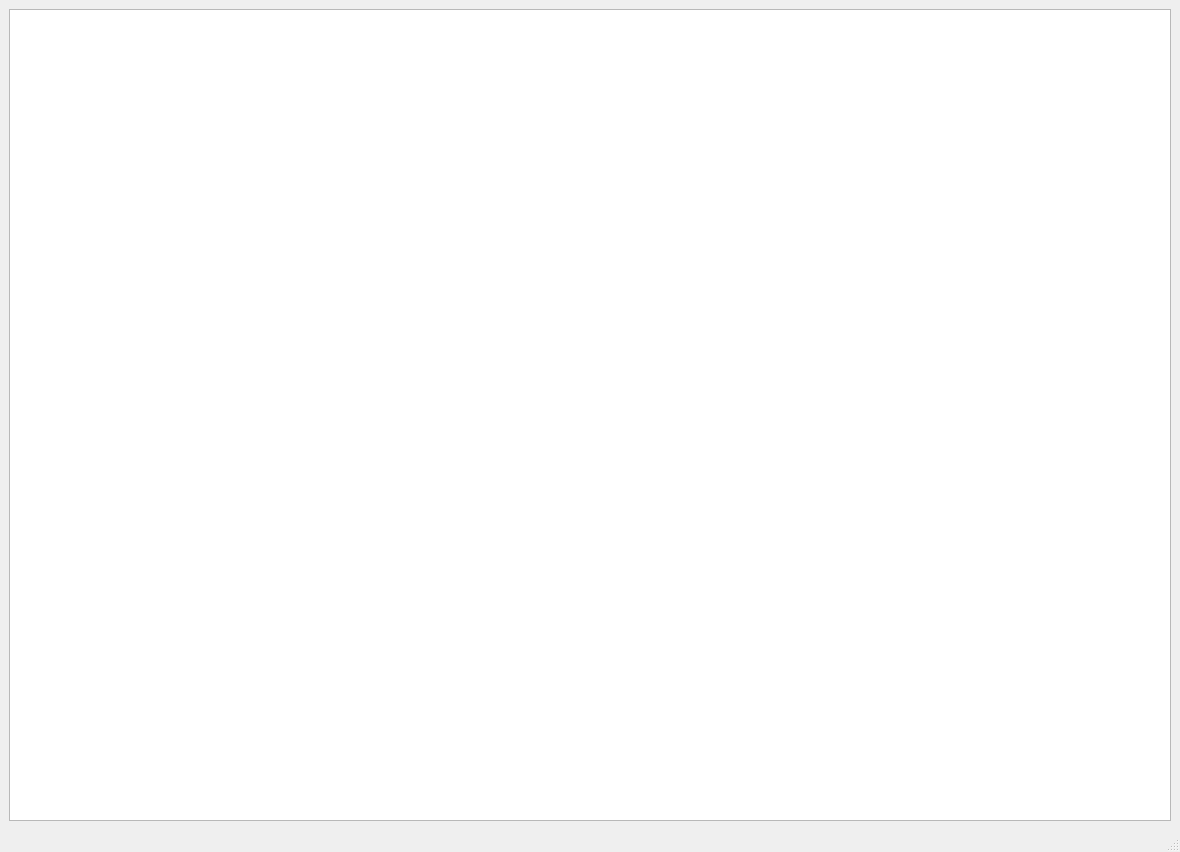
First picture: the form in mainwindow.ui, repository break11/AutoStorage, before the edit.
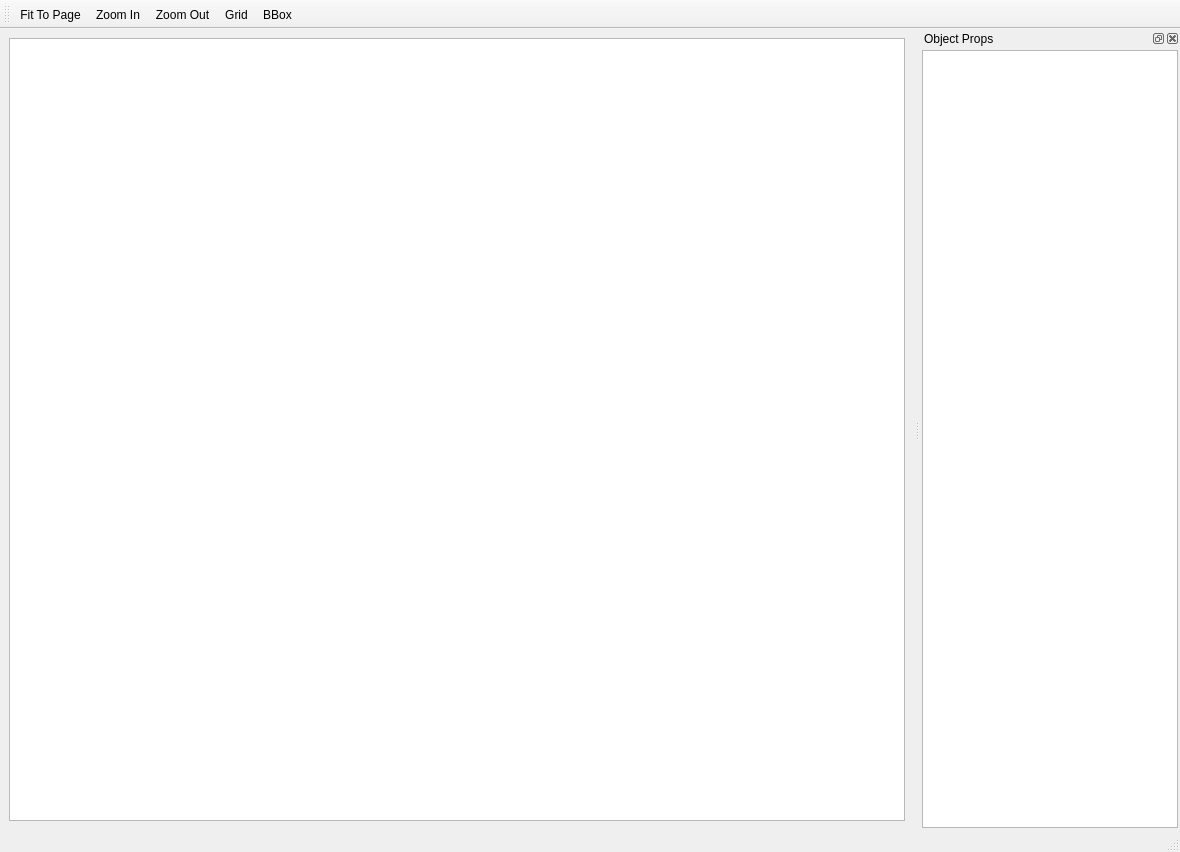
Second picture: the form after the edit. Icons and pictures are not drawn.

The edit to the form file:
```diff
--- a/mainwindow.ui
+++ b/mainwindow.ui
@@ -59,6 +59,133 @@
    </property>
   </widget>
   <widget class="QStatusBar" name="statusbar"/>
+  <widget class="QToolBar" name="toolBar">
+   <property name="windowTitle">
+    <string>Tool Bar</string>
+   </property>
+   <property name="orientation">
+    <enum>Qt::Horizontal</enum>
+   </property>
+   <attribute name="toolBarArea">
+    <enum>TopToolBarArea</enum>
+   </attribute>
+   <attribute name="toolBarBreak">
+    <bool>false</bool>
+   </attribute>
+   <addaction name="acFitToPage"/>
+   <addaction name="acZoomIn"/>
+   <addaction name="acZoomOut"/>
+   <addaction name="acGrid"/>
+   <addaction name="acBBox"/>
+  </widget>
+  <widget class="QDockWidget" name="dkObjectProps">
+   <property name="windowTitle">
+    <string>Object Props</string>
+   </property>
+   <attribute name="dockWidgetArea">
+    <number>2</number>
+   </attribute>
+   <widget class="QWidget" name="dockWidgetContents">
+    <layout class="QHBoxLayout" name="horizontalLayout_2">
+     <property name="spacing">
+      <number>2</number>
+     </property>
+     <property name="leftMargin">
+      <number>2</number>
+     </property>
+     <property name="topMargin">
+      <number>2</number>
+     </property>
+     <property name="rightMargin">
+      <number>2</number>
+     </property>
+     <property name="bottomMargin">
+      <number>2</number>
+     </property>
+     <item>
+      <widget class="QTableView" name="tvObjectProps"/>
+     </item>
+    </layout>
+   </widget>
+  </widget>
+  <action name="acFitToPage">
+   <property name="icon">
+    <iconset resource="images.qrc">
+     <normaloff>:/images/zoom_fit.png</normaloff>:/images/zoom_fit.png</iconset>
+   </property>
+   <property name="text">
+    <string>Fit To Page</string>
+   </property>
+   <property name="toolTip">
+    <string>Fit To Page</string>
+   </property>
+   <property name="shortcut">
+    <string>Ctrl+0</string>
+   </property>
+  </action>
+  <action name="acZoomIn">
+   <property name="icon">
+    <iconset resource="images.qrc">
+     <normaloff>:/images/zoom_in.png</normaloff>:/images/zoom_in.png</iconset>
+   </property>
+   <property name="text">
+    <string>Zoom In</string>
+   </property>
+   <property name="toolTip">
+    <string>Zoom In</string>
+   </property>
+   <property name="shortcut">
+    <string>Ctrl++</string>
+   </property>
+  </action>
+  <action name="acZoomOut">
+   <property name="icon">
+    <iconset resource="images.qrc">
+     <normaloff>:/images/zoom_out.png</normaloff>:/images/zoom_out.png</iconset>
+   </property>
+   <property name="text">
+    <string>Zoom Out</string>
+   </property>
+   <property name="toolTip">
+    <string>Zoom Out</string>
+   </property>
+   <property name="shortcut">
+    <string>Ctrl+-</string>
+   </property>
+  </action>
+  <action name="acGrid">
+   <property name="checkable">
+    <bool>true</bool>
+   </property>
+   <property name="icon">
+    <iconset resource="images.qrc">
+     <normaloff>:/images/grid.png</normaloff>:/images/grid.png</iconset>
+   </property>
+   <property name="text">
+    <string>Grid</string>
+   </property>
+   <property name="toolTip">
+    <string>Grid</string>
+   </property>
+   <property name="shortcut">
+    <string>#</string>
+   </property>
+  </action>
+  <action name="acBBox">
+   <property name="checkable">
+    <bool>true</bool>
+   </property>
+   <property name="icon">
+    <iconset resource="images.qrc">
+     <normaloff>:/images/bbox.png</normaloff>:/images/bbox.png</iconset>
+   </property>
+   <property name="text">
+    <string>BBox</string>
+   </property>
+   <property name="toolTip">
+    <string>BBox</string>
+   </property>
+  </action>
  </widget>
  <resources/>
  <connections/>
```
Left out of the diff: 4 changed lines with no effect on the pictures.
